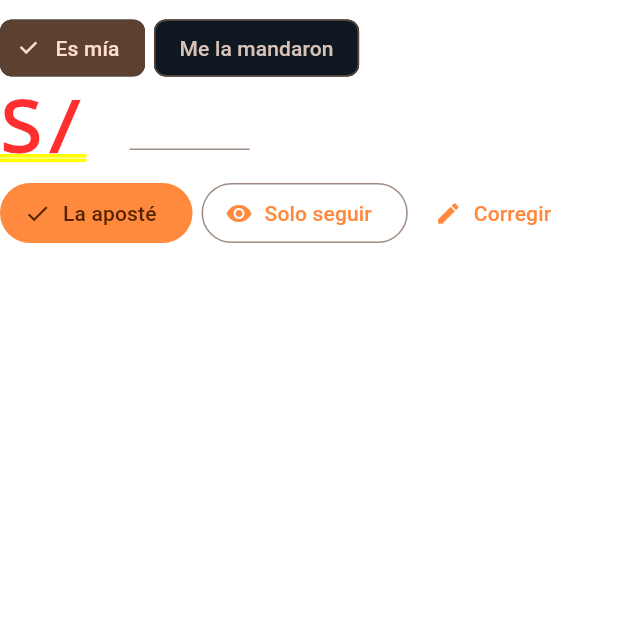
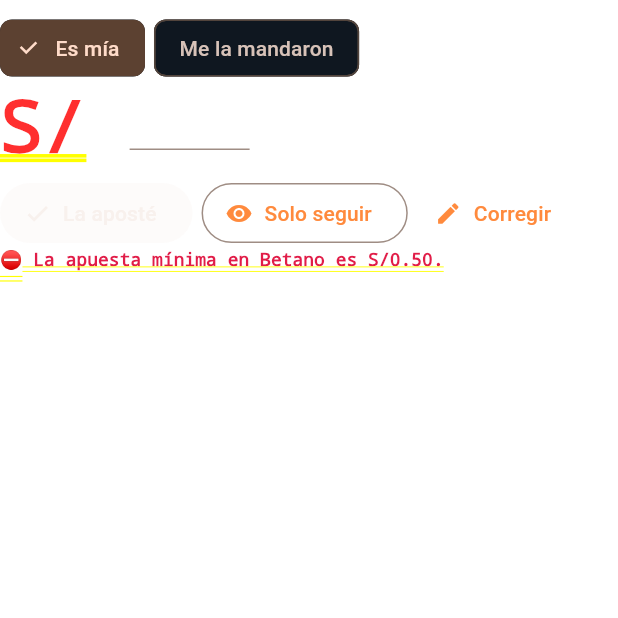
Before and after one commit to droncalt/futbot, a Flutter app: the AccionesCaptura screen opened directly with empty values, on a phone screen of 412 x 824 dp, the top half of it. Run offline on Flutter 3.47's test engine with Material 3 defaults, Android fonts, the phone set to English and light mode, and no system bars; our stand-ins replace cached_network_image, image_picker, share_plus, shared_preferences; missing offline and left inert: google_mlkit_text_recognition; accounts and stored records are empty; network calls fail.

Commit message:
Límites de Betano: máx. 30 selecciones por cupón, Bet Builder hasta 13 mercados, apuesta mínima S/0.50
Co-Authored-By: Claude Opus 5.5 <noreply@anthropic.com>

```diff
--- a/app_movil/lib/captura.dart
+++ b/app_movil/lib/captura.dart
@@ -161,6 +161,12 @@ class _PantallaCapturasState extends State<PantallaCapturas> {
   Future<void> _guardar() async {
     final r = lectura;
     if (r == null || r.patas.isEmpty) return;
+    final m = double.tryParse(montoCtrl.text.replaceAll(',', '.')) ?? 0;
+    final problemas = LimitesBetano.revisar(selecciones: r.partidos.length, monto: m > 0 ? m : null);
+    if (problemas.isNotEmpty) {
+      setState(() => mensaje = '⛔ ${problemas.join(' ')}');
+      return;
+    }
     await guardarLectura(r,
         monto: double.tryParse(montoCtrl.text.replaceAll(',', '.')) ?? 0,
         cuotaManual: double.tryParse(cuotaCtrl.text.replaceAll(',', '.')),
--- a/app_movil/lib/chat.dart
+++ b/app_movil/lib/chat.dart
@@ -492,8 +492,12 @@ Future<Mensaje> responder(String texto) async {
 }
 
 Mensaje _armar(Pedido q) {
+  if ((q.n ?? 0) > LimitesBetano.maxSelecciones) {
+    return Mensaje(false, 'Betano permite máximo ${LimitesBetano.maxSelecciones} selecciones por cupón. '
+        'Pídeme ${LimitesBetano.maxSelecciones} o menos.');
+  }
   final ops = opciones(q);
-  final monto = q.monto ?? 10;
+  final monto = math.max(q.monto ?? 10, LimitesBetano.minima);
   final filtro = [
     if (q.nivel != null) 'nivel ${q.nivel}',
     if (q.dia != null) q.dia == 'finde' ? 'fin de semana' : q.dia == 'manana' ? 'mañana' : 'hoy',
@@ -510,7 +514,9 @@ Mensaje _armar(Pedido q) {
   List<Opcion>? sel;
   final notas = <String>[];
   if (q.cuota != null) {
-    sel = mejorParaCuota(ops, q.cuota!, 20, exacto: q.n == null ? null : math.min(q.n!, 20));
+    // hasta 20 partidos (Betano admite 30 por cupón; cada Bet Builder cuenta como una selección)
+    sel = mejorParaCuota(ops, q.cuota!, math.min(20, LimitesBetano.maxSelecciones),
+        exacto: q.n == null ? null : math.min(q.n!, LimitesBetano.maxSelecciones));
     if (sel == null) {
       final todo = mejoresN(ops, 20, 1.0);
       return Mensaje(false, 'Con ${filtro.isEmpty ? 'lo disponible' : filtro} no llego a cuota ${f2(q.cuota!)}'
@@ -806,6 +812,8 @@ class _BoletaChatState extends State<BoletaChat> {
   @override
   Widget build(BuildContext context) {
     final c = _prod(activas.map((o) => o.cuota)), p = _prod(activas.map((o) => o.p));
+    final problemas = LimitesBetano.revisar(selecciones: activas.length, monto: monto,
+        patasPorPartido: [for (final o in activas) o.patas.length]);
     return Column(crossAxisAlignment: CrossAxisAlignment.start, children: [
       const SizedBox(height: 8),
       for (var i = 0; i < widget.opciones.length; i++) _fila(i),
@@ -820,7 +828,7 @@ class _BoletaChatState extends State<BoletaChat> {
       ]),
       const SizedBox(height: 6),
       Wrap(spacing: 6, runSpacing: 6, children: [
-        FilledButton.icon(onPressed: guardada || activas.isEmpty ? null : () => _guardar('apostada'),
+        FilledButton.icon(onPressed: guardada || activas.isEmpty || problemas.isNotEmpty ? null : () => _guardar('apostada'),
             icon: const Icon(Icons.check), label: Text(guardada ? 'Guardada' : 'La aposté')),
         OutlinedButton.icon(onPressed: guardada || activas.isEmpty ? null : () => _guardar('seguimiento'),
             icon: const Icon(Icons.visibility), label: const Text('Seguir')),
@@ -830,6 +838,7 @@ class _BoletaChatState extends State<BoletaChat> {
             onPressed: () => abrir(activas.isEmpty ? 'https://www.betano.pe/sport/futbol/' : activas.first.linea.betano)),
       ]),
       if (guardada) const Text('✅ En tu historial y en «En vivo»: la sigo minuto a minuto.', style: TextStyle(color: Color(0xFF34D399))),
+      for (final x in problemas) Text('⛔ $x', style: const TextStyle(color: Col.rosa, fontWeight: FontWeight.w700)),
     ]);
   }
 
@@ -884,7 +893,10 @@ class _AccionesCapturaState extends State<AccionesCaptura> {
   }
 
   @override
-  Widget build(BuildContext context) => Column(crossAxisAlignment: CrossAxisAlignment.start, children: [
+  Widget build(BuildContext context) {
+    final monto = double.tryParse(montoCtrl.text.replaceAll(',', '.')) ?? 0;
+    final problemas = LimitesBetano.revisar(selecciones: widget.lectura.partidos.length, monto: monto);
+    return Column(crossAxisAlignment: CrossAxisAlignment.start, children: [
         const SizedBox(height: 8),
         Wrap(spacing: 6, children: [
           ChoiceChip(label: const Text('Es mía'), selected: mia, onSelected: guardada ? null : (_) => setState(() => mia = true)),
@@ -895,11 +907,12 @@ class _AccionesCapturaState extends State<AccionesCaptura> {
         Row(children: [
           const Text('S/ '),
           SizedBox(width: 80, child: TextField(controller: montoCtrl, enabled: !guardada,
-              keyboardType: const TextInputType.numberWithOptions(decimal: true), decoration: const InputDecoration(isDense: true))),
+              keyboardType: const TextInputType.numberWithOptions(decimal: true), decoration: const InputDecoration(isDense: true),
+              onChanged: (_) => setState(() {}))),
         ]),
         const SizedBox(height: 6),
         Wrap(spacing: 6, runSpacing: 6, children: [
-          FilledButton.icon(onPressed: guardada ? null : () => _guardar(true), icon: const Icon(Icons.check),
+          FilledButton.icon(onPressed: guardada || problemas.isNotEmpty ? null : () => _guardar(true), icon: const Icon(Icons.check),
               label: Text(guardada ? 'Guardada' : 'La aposté')),
           OutlinedButton.icon(onPressed: guardada ? null : () => _guardar(false), icon: const Icon(Icons.visibility),
               label: const Text('Solo seguir')),
@@ -909,5 +922,7 @@ class _AccionesCapturaState extends State<AccionesCaptura> {
               icon: const Icon(Icons.edit), label: const Text('Corregir')),
         ]),
         if (guardada) const Text('✅ La sigo en «En vivo» y te digo si se cumplió o se perdió.', style: TextStyle(color: Color(0xFF34D399))),
+        if (!guardada) for (final x in problemas) Text('⛔ $x', style: const TextStyle(color: Col.rosa, fontSize: 12)),
       ]);
+  }
 }
--- a/app_movil/lib/comunes.dart
+++ b/app_movil/lib/comunes.dart
@@ -92,3 +92,17 @@ String deCada10(double p) {
   final n = (p * 10).round();
   return n == 0 ? 'de cada 10 así, menos de 1 se gana' : n == 1 ? 'de cada 10 así, ≈1 se gana' : 'de cada 10 así, ≈$n se ganan';
 }
+
+/// Límites de Betano Perú (centro de ayuda + cupón real "3/30"): máximo 30 selecciones por cupón, un partido una sola
+/// vez (varias del mismo partido = un Bet Builder de 2 a 13 mercados), apuesta mínima S/0.50.
+class LimitesBetano {
+  static const maxSelecciones = 30, maxPatasBB = 13;
+  static double get minima => repo.apuestaMinima;
+
+  /// Problemas para apostar esta boleta en Betano (vacío = se puede). [monto] null = solo seguimiento.
+  static List<String> revisar({required int selecciones, double? monto, List<int> patasPorPartido = const []}) => [
+        if (selecciones > maxSelecciones) 'Betano permite máximo $maxSelecciones selecciones por cupón (tienes $selecciones).',
+        if (patasPorPartido.any((n) => n > maxPatasBB)) 'Un Bet Builder admite máximo $maxPatasBB mercados del mismo partido.',
+        if (monto != null && monto < minima) 'La apuesta mínima en Betano es S/${f2(minima)}.',
+      ];
+}
```
Also changed, not shown: app_movil/lib/boleta.dart (+15 -4 lines), 1 other file.
